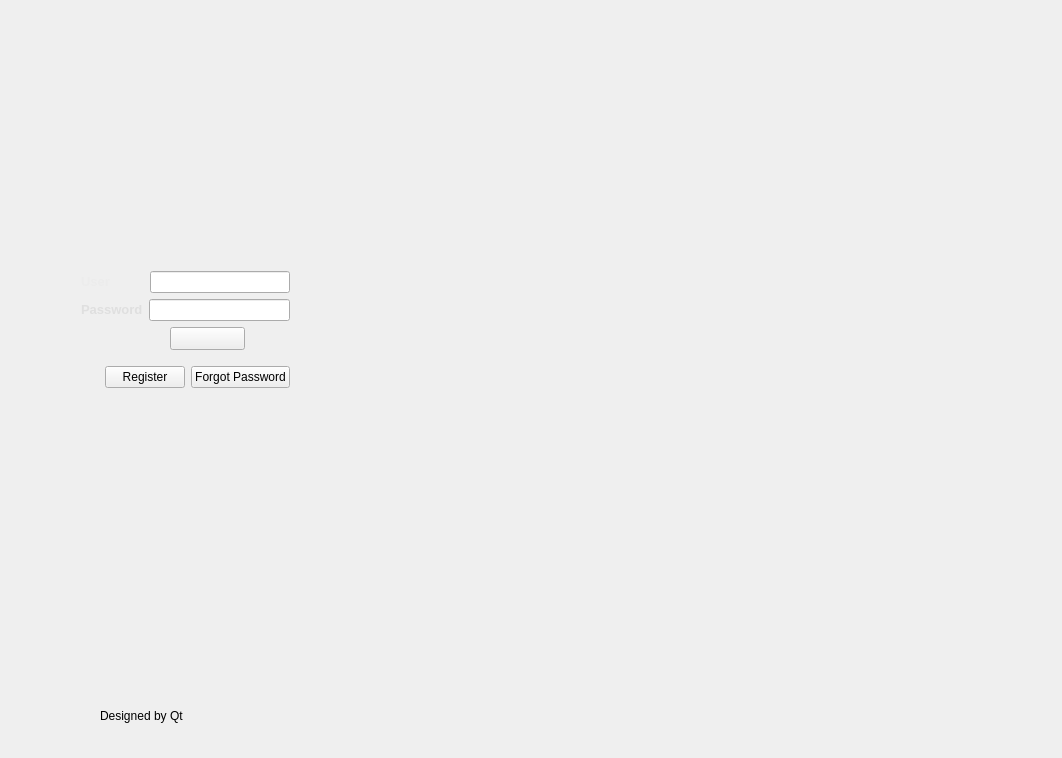
First picture: the form in LIBPRO/LIBPRO/LIBPRO.ui, repository khoa5773/Assignment2_ver1.0, before the edit.
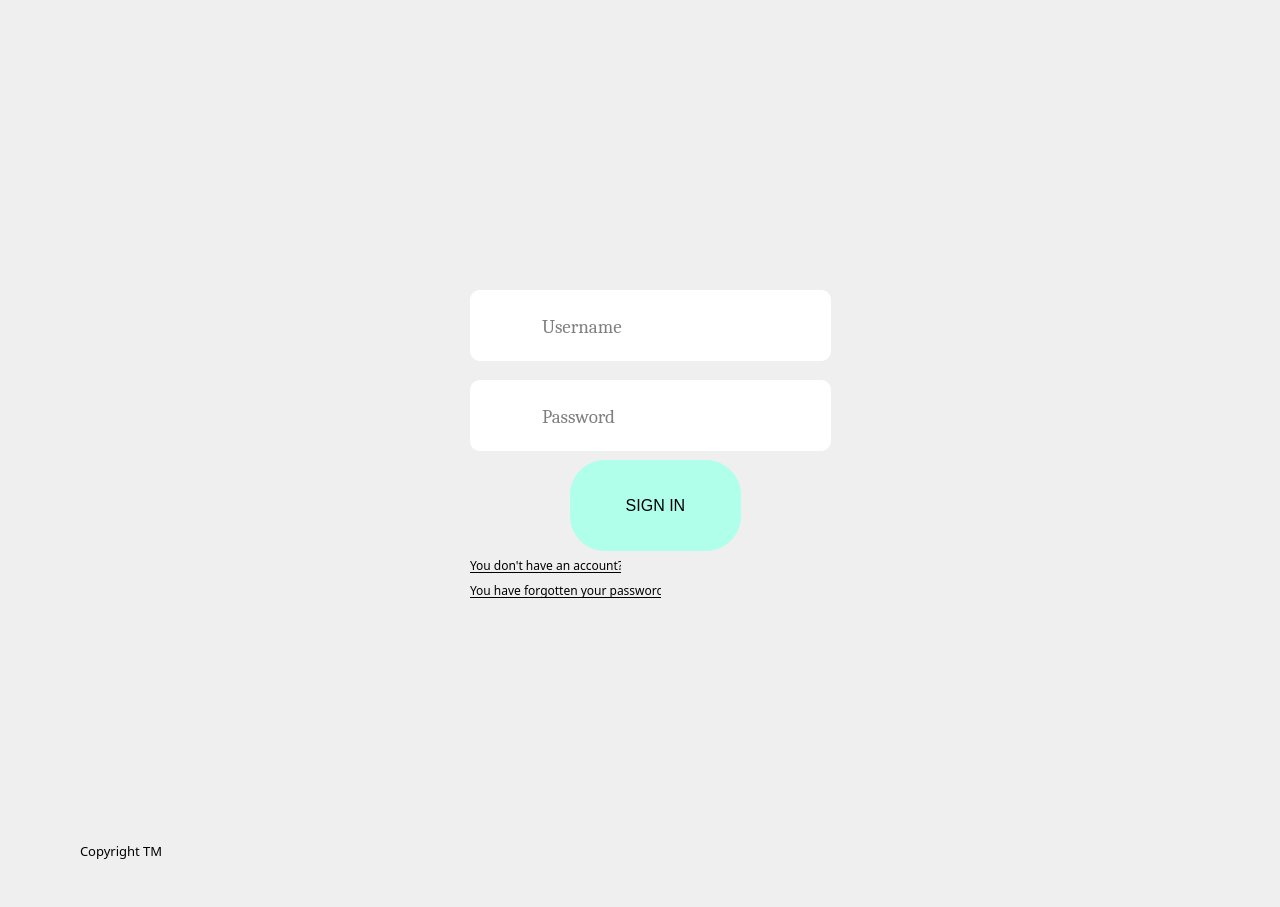
Second picture: the form after the edit. Icons and pictures are not drawn.

Diff of the .ui file:
```diff
--- a/LIBPRO/LIBPRO/LIBPRO.ui
+++ b/LIBPRO/LIBPRO/LIBPRO.ui
@@ -6,8 +6,8 @@
    <rect>
     <x>0</x>
     <y>0</y>
-    <width>1062</width>
-    <height>758</height>
+    <width>1280</width>
+    <height>907</height>
    </rect>
   </property>
   <property name="windowTitle">
@@ -19,19 +19,38 @@
   </property>
   <property name="styleSheet">
    <string notr="true">#centralWidget{	
-	border-image: url(:/LIBPRO/menu.jpg);
-}</string>
+border-image: url(:/LIBPRO/1600x900-1387396-triangle.jpg);
+}
+
+
+#pushButtonForgotPass:hover {
+    text-color: red;
+    color: red;
+}
+
+#pushButtonRegister:hover {
+    text-color: red;
+    color: red;
+}
+
+   </string>
   </property>
   <widget class="QWidget" name="centralWidget">
    <widget class="QLabel" name="label_3">
     <property name="geometry">
      <rect>
-      <x>100</x>
-      <y>700</y>
-      <width>111</width>
-      <height>31</height>
+      <x>80</x>
+      <y>820</y>
+      <width>191</width>
+      <height>61</height>
      </rect>
     </property>
+    <property name="font">
+     <font>
+      <family>Gadugi</family>
+      <pointsize>10</pointsize>
+     </font>
+    </property>
     <property name="whatsThis">
      <string>&lt;html&gt;&lt;head/&gt;&lt;body&gt;&lt;p&gt;&lt;span style=&quot; font-size:12pt; font-style:italic;&quot;&gt;Designed by &lt;/span&gt;&lt;a href=&quot;https://www.qt.io/&quot;&gt;&lt;span style=&quot; text-decoration: underline; color:#0000ff;&quot;&gt;Qt&lt;/span&gt;&lt;/a&gt;&lt;/p&gt;&lt;/body&gt;&lt;/html&gt;</string>
     </property>
@@ -39,7 +58,7 @@
      <string notr="true">Designed by Qt</string>
     </property>
     <property name="text">
-     <string>Designed by Qt</string>
+     <string>Copyright TM</string>
     </property>
     <property name="textFormat">
      <enum>Qt::PlainText</enum>
@@ -48,169 +67,208 @@
      <bool>true</bool>
     </property>
    </widget>
-   <widget class="QFrame" name="frame">
+   <widget class="QLineEdit" name="lineEdit_user">
     <property name="geometry">
      <rect>
-      <x>70</x>
-      <y>250</y>
-      <width>231</width>
-      <height>161</height>
+      <x>470</x>
+      <y>290</y>
+      <width>361</width>
+      <height>71</height>
      </rect>
     </property>
-    <layout class="QVBoxLayout" name="verticalLayout_3">
-     <item>
-      <layout class="QVBoxLayout" name="verticalLayout_2">
-       <item>
-        <layout class="QVBoxLayout" name="verticalLayout">
-         <item>
-          <layout class="QHBoxLayout" name="horizontalLayout_2">
-           <item>
-            <widget class="QLabel" name="label">
-             <property name="text">
-              <string>&lt;html&gt;&lt;head/&gt;&lt;body&gt;&lt;p&gt;&lt;span style=&quot; font-size:10pt; font-weight:600; color:#ececec;&quot;&gt;User             &lt;/span&gt;&lt;/p&gt;&lt;/body&gt;&lt;/html&gt;</string>
-             </property>
-            </widget>
-           </item>
-           <item>
-            <spacer name="horizontalSpacer_5">
-             <property name="orientation">
-              <enum>Qt::Horizontal</enum>
-             </property>
-             <property name="sizeType">
-              <enum>QSizePolicy::Fixed</enum>
-             </property>
-             <property name="sizeHint" stdset="0">
-              <size>
-               <width>30</width>
-               <height>17</height>
-              </size>
-             </property>
-            </spacer>
-           </item>
-           <item>
-            <widget class="QLineEdit" name="lineEdit_user"/>
-           </item>
-          </layout>
-         </item>
-         <item>
-          <layout class="QHBoxLayout" name="horizontalLayout">
-           <item>
-            <widget class="QLabel" name="label_2">
-             <property name="text">
-              <string>&lt;html&gt;&lt;head/&gt;&lt;body&gt;&lt;p&gt;&lt;span style=&quot; font-size:10pt; font-weight:600; color:#dfdfdf;&quot;&gt;Password&lt;/span&gt;&lt;/p&gt;&lt;/body&gt;&lt;/html&gt;</string>
-             </property>
-            </widget>
-           </item>
-           <item>
-            <widget class="QLineEdit" name="lineEdit_pass">
-             <property name="echoMode">
-              <enum>QLineEdit::Password</enum>
-             </property>
-            </widget>
-           </item>
-          </layout>
-         </item>
-        </layout>
-       </item>
-       <item>
-        <layout class="QHBoxLayout" name="horizontalLayout_4">
-         <item>
-          <spacer name="horizontalSpacer_2">
-           <property name="orientation">
-            <enum>Qt::Horizontal</enum>
-           </property>
-           <property name="sizeHint" stdset="0">
-            <size>
-             <width>40</width>
-             <height>20</height>
-            </size>
-           </property>
-          </spacer>
-         </item>
-         <item>
-          <spacer name="horizontalSpacer_4">
-           <property name="orientation">
-            <enum>Qt::Horizontal</enum>
-           </property>
-           <property name="sizeHint" stdset="0">
-            <size>
-             <width>40</width>
-             <height>20</height>
-            </size>
-           </property>
-          </spacer>
-         </item>
-         <item>
-          <widget class="QPushButton" name="pushButtonLogin">
-           <property name="minimumSize">
-            <size>
-             <width>75</width>
-             <height>23</height>
-            </size>
-           </property>
-           <property name="styleSheet">
-            <string notr="true">border-image: url(:/LIBPRO/loginbutton.png);</string>
-           </property>
-           <property name="text">
-            <string/>
-           </property>
-          </widget>
-         </item>
-         <item>
-          <spacer name="horizontalSpacer_3">
-           <property name="orientation">
-            <enum>Qt::Horizontal</enum>
-           </property>
-           <property name="sizeHint" stdset="0">
-            <size>
-             <width>28</width>
-             <height>17</height>
-            </size>
-           </property>
-          </spacer>
-         </item>
-        </layout>
-       </item>
-      </layout>
-     </item>
-     <item>
-      <layout class="QHBoxLayout" name="horizontalLayout_3">
-       <item>
-        <spacer name="horizontalSpacer">
-         <property name="orientation">
-          <enum>Qt::Horizontal</enum>
-         </property>
-         <property name="sizeHint" stdset="0">
-          <size>
-           <width>40</width>
-           <height>20</height>
-          </size>
-         </property>
-        </spacer>
-       </item>
-       <item>
-        <widget class="QPushButton" name="pushButtonRegister">
-         <property name="text">
-          <string>Register</string>
-         </property>
-        </widget>
-       </item>
-       <item>
-        <widget class="QPushButton" name="pushButtonForgotPass">
-         <property name="text">
-          <string>Forgot Password</string>
-         </property>
-        </widget>
-       </item>
-      </layout>
-     </item>
-    </layout>
+    <property name="font">
+     <font>
+      <family>Cambria</family>
+      <pointsize>14</pointsize>
+     </font>
+    </property>
+    <property name="styleSheet">
+     <string notr="true">#lineEdit_user{
+border-radius: 10px;
+    padding: 70px;
+    width: 200px;
+    height: 150px;
+}
+#lineEdit_user::placeholder {
+  border: #000;
+  padding: 10px;
+  font-size: 1.2em;
+  width: 100%;
+}</string>
+    </property>
+    <property name="placeholderText">
+     <string>Username</string>
+    </property>
+    <property name="clearButtonEnabled">
+     <bool>false</bool>
+    </property>
    </widget>
-   <zorder>frame</zorder>
-   <zorder>label_3</zorder>
-   <zorder>pushButtonRegister</zorder>
-   <zorder>pushButtonForgotPass</zorder>
-   <zorder>horizontalSpacer</zorder>
+   <widget class="QLineEdit" name="lineEdit_pass">
+    <property name="geometry">
+     <rect>
+      <x>470</x>
+      <y>380</y>
+      <width>361</width>
+      <height>71</height>
+     </rect>
+    </property>
+    <property name="font">
+     <font>
+      <family>Cambria</family>
+      <pointsize>14</pointsize>
+     </font>
+    </property>
+    <property name="styleSheet">
+     <string notr="true">border-radius: 10px;
+    
+    padding: 70px; 
+    width: 200px;
+    height: 150px; </string>
+    </property>
+    <property name="echoMode">
+     <enum>QLineEdit::Password</enum>
+    </property>
+    <property name="placeholderText">
+     <string>Password</string>
+    </property>
+    <property name="clearButtonEnabled">
+     <bool>false</bool>
+    </property>
+   </widget>
+   <widget class="QPushButton" name="pushButtonForgotPass">
+    <property name="geometry">
+     <rect>
+      <x>470</x>
+      <y>570</y>
+      <width>191</width>
+      <height>41</height>
+     </rect>
+    </property>
+    <property name="font">
+     <font>
+      <family>Gadugi</family>
+      <pointsize>9</pointsize>
+      <underline>true</underline>
+     </font>
+    </property>
+    <property name="cursor">
+     <cursorShape>PointingHandCursor</cursorShape>
+    </property>
+    <property name="mouseTracking">
+     <bool>true</bool>
+    </property>
+    <property name="styleSheet">
+     <string notr="true">border:0px;
+text-align: left;</string>
+    </property>
+    <property name="text">
+     <string>You have forgotten your password?</string>
+    </property>
+   </widget>
+   <widget class="QPushButton" name="pushButtonRegister">
+    <property name="geometry">
+     <rect>
+      <x>470</x>
+      <y>550</y>
+      <width>151</width>
+      <height>31</height>
+     </rect>
+    </property>
+    <property name="font">
+     <font>
+      <family>Gadugi</family>
+      <pointsize>9</pointsize>
+      <underline>true</underline>
+     </font>
+    </property>
+    <property name="cursor">
+     <cursorShape>PointingHandCursor</cursorShape>
+    </property>
+    <property name="mouseTracking">
+     <bool>true</bool>
+    </property>
+    <property name="styleSheet">
+     <string notr="true">border:0px;
+text-align: left;</string>
+    </property>
+    <property name="text">
+     <string>You don't have an account?</string>
+    </property>
+   </widget>
+   <widget class="QLabel" name="label">
+    <property name="geometry">
+     <rect>
+      <x>480</x>
+      <y>300</y>
+      <width>51</width>
+      <height>51</height>
+     </rect>
+    </property>
+    <property name="styleSheet">
+     <string notr="true">border-image: url(:/LIBPRO/19021356_1220910818020389_883539199_n.png);
+
+opacity: 0.0;
+</string>
+    </property>
+    <property name="text">
+     <string/>
+    </property>
+   </widget>
+   <widget class="QLabel" name="label_2">
+    <property name="geometry">
+     <rect>
+      <x>480</x>
+      <y>390</y>
+      <width>51</width>
+      <height>51</height>
+     </rect>
+    </property>
+    <property name="styleSheet">
+     <string notr="true">border-image: url(:/LIBPRO/18944704_1220910811353723_1709384595_n.png);</string>
+    </property>
+    <property name="text">
+     <string/>
+    </property>
+   </widget>
+   <widget class="QPushButton" name="pushButtonLogin">
+    <property name="geometry">
+     <rect>
+      <x>570</x>
+      <y>460</y>
+      <width>171</width>
+      <height>91</height>
+     </rect>
+    </property>
+    <property name="sizePolicy">
+     <sizepolicy hsizetype="Minimum" vsizetype="Fixed">
+      <horstretch>128</horstretch>
+      <verstretch>90</verstretch>
+     </sizepolicy>
+    </property>
+    <property name="font">
+     <font>
+      <pointsize>-1</pointsize>
+     </font>
+    </property>
+    <property name="cursor">
+     <cursorShape>PointingHandCursor</cursorShape>
+    </property>
+    <property name="mouseTracking">
+     <bool>true</bool>
+    </property>
+    <property name="styleSheet">
+     <string notr="true">background-color:#afffea;
+    border: none;
+    color:black;
+    padding: 25px 32px;
+    text-align: center;
+    font-size: 16px;
+border-radius: 35px;</string>
+    </property>
+    <property name="text">
+     <string>SIGN IN</string>
+    </property>
+   </widget>
   </widget>
  </widget>
  <layoutdefault spacing="6" margin="11"/>
```
